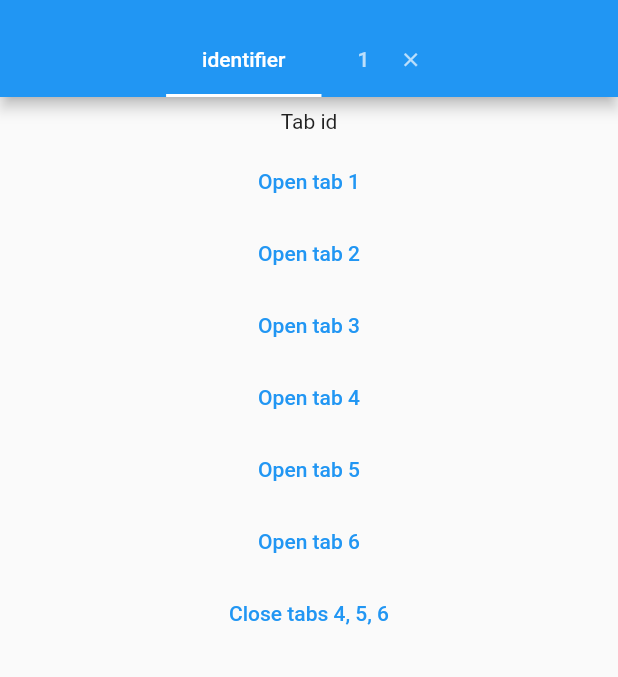
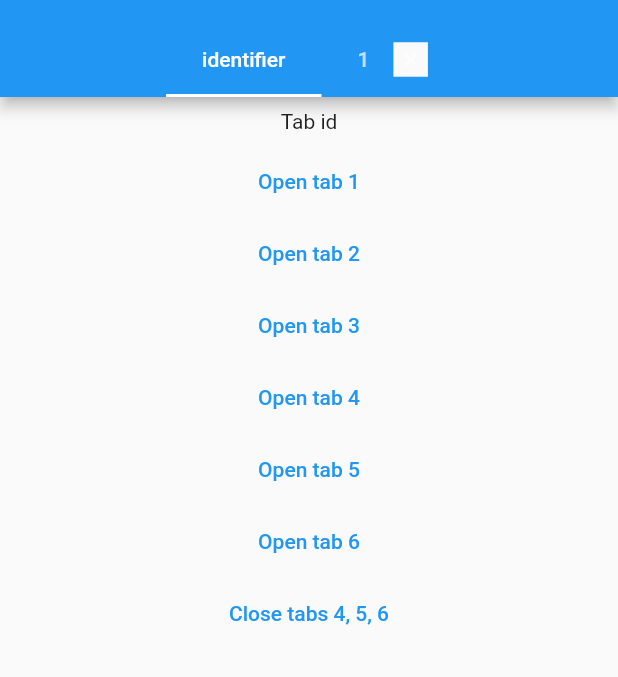
Before and after one commit to NamanShergill/flutter_dynamic_tabs, a Flutter app: the screen it shows after launch, on a phone screen of 412 x 824 dp, the part 59-736 px from its top. Run offline on Flutter 3.47's test engine with Material 2 defaults, Android fonts, the phone set to English and light mode, and no system bars.

Commit message:
wip. migration to new user interface

```diff
--- a/lib/src/dynamic_tabs_wrapper.dart
+++ b/lib/src/dynamic_tabs_wrapper.dart
@@ -143,7 +143,7 @@ class _DynamicTabsWrapperState extends State<DynamicTabsWrapper>
                       padding:
                           item.closeButtonPadding ?? tabBar.closeButtonPadding,
                       child: Material(
-                        color: Colors.transparent,
+                        // color: Colors.transparent,
                         child: InkWell(
                           onTap: () {
                             widget.controller
@@ -179,7 +179,7 @@ class _DynamicTabsWrapperState extends State<DynamicTabsWrapper>
         dragStartBehavior: tabView.dragStartBehavior,
         physics: tabView.physics,
         children: widget.controller._currentTabs.map(
-              (final e) {
+          (final e) {
             Widget getView() {
               final view = e.tabViewBuilder.call(context);
               if (e.keepViewAlive) {
```
